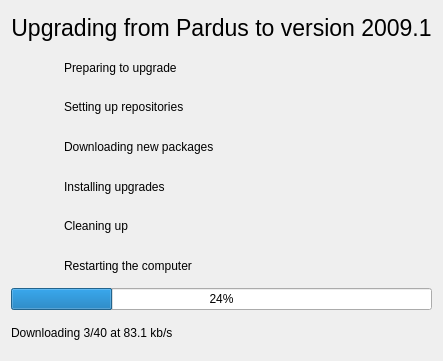
Before: the Qt Designer form kde4/dist-upgrade-manager/ui/maindialog.ui in pars-linux/uludag, drawn with Qt 5.
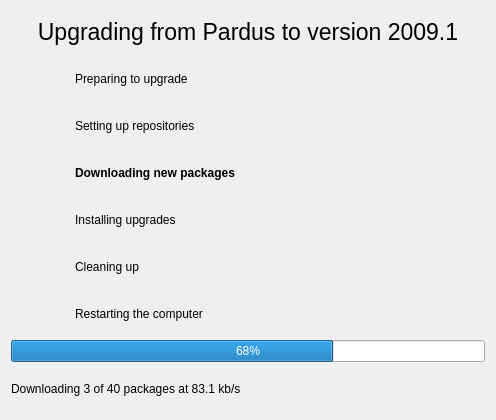
After: the same form once the commit is applied. Icons and pictures are not drawn.

Commit message: add arrow make nicer mockup

```diff
--- a/kde4/dist-upgrade-manager/ui/maindialog.ui
+++ b/kde4/dist-upgrade-manager/ui/maindialog.ui
@@ -6,10 +6,16 @@
    <rect>
     <x>0</x>
     <y>0</y>
-    <width>443</width>
-    <height>361</height>
+    <width>496</width>
+    <height>420</height>
    </rect>
   </property>
+  <property name="minimumSize">
+   <size>
+    <width>450</width>
+    <height>420</height>
+   </size>
+  </property>
   <property name="windowTitle">
    <string>Distribution Upgrade Manager</string>
   </property>
@@ -44,6 +50,12 @@
          <verstretch>0</verstretch>
         </sizepolicy>
        </property>
+       <property name="minimumSize">
+        <size>
+         <width>18</width>
+         <height>0</height>
+        </size>
+       </property>
        <property name="text">
         <string/>
        </property>
@@ -90,6 +102,12 @@
          <verstretch>0</verstretch>
         </sizepolicy>
        </property>
+       <property name="minimumSize">
+        <size>
+         <width>18</width>
+         <height>0</height>
+        </size>
+       </property>
        <property name="text">
         <string/>
        </property>
@@ -103,6 +121,12 @@
      </item>
      <item>
       <widget class="QLabel" name="label_4">
+       <property name="font">
+        <font>
+         <weight>50</weight>
+         <bold>false</bold>
+        </font>
+       </property>
        <property name="text">
         <string>Setting up repositories</string>
        </property>
@@ -136,6 +160,12 @@
          <verstretch>0</verstretch>
         </sizepolicy>
        </property>
+       <property name="minimumSize">
+        <size>
+         <width>18</width>
+         <height>0</height>
+        </size>
+       </property>
        <property name="text">
         <string/>
        </property>
@@ -149,6 +179,12 @@
      </item>
      <item>
       <widget class="QLabel" name="label_6">
+       <property name="font">
+        <font>
+         <weight>75</weight>
+         <bold>true</bold>
+        </font>
+       </property>
        <property name="text">
         <string>Downloading new packages</string>
        </property>
@@ -182,6 +218,12 @@
          <verstretch>0</verstretch>
         </sizepolicy>
        </property>
+       <property name="minimumSize">
+        <size>
+         <width>18</width>
+         <height>0</height>
+        </size>
+       </property>
        <property name="text">
         <string/>
        </property>
@@ -228,6 +270,12 @@
          <verstretch>0</verstretch>
         </sizepolicy>
        </property>
+       <property name="minimumSize">
+        <size>
+         <width>18</width>
+         <height>0</height>
+        </size>
+       </property>
        <property name="text">
         <string/>
        </property>
@@ -277,6 +325,12 @@
          <verstretch>0</verstretch>
         </sizepolicy>
        </property>
+       <property name="minimumSize">
+        <size>
+         <width>18</width>
+         <height>0</height>
+        </size>
+       </property>
        <property name="text">
         <string/>
        </property>
@@ -313,7 +367,7 @@
    <item row="7" column="0">
     <widget class="QProgressBar" name="progressBar">
      <property name="value">
-      <number>24</number>
+      <number>68</number>
      </property>
     </widget>
    </item>
@@ -326,7 +380,7 @@
       </sizepolicy>
      </property>
      <property name="text">
-      <string>Downloading 3/40 at 83.1 kb/s</string>
+      <string>Downloading 3 of 40 packages at 83.1 kb/s</string>
      </property>
     </widget>
    </item>
```
Left out of the diff: 13 changed lines with no effect on the pictures. The commit also changes 2 other files.
